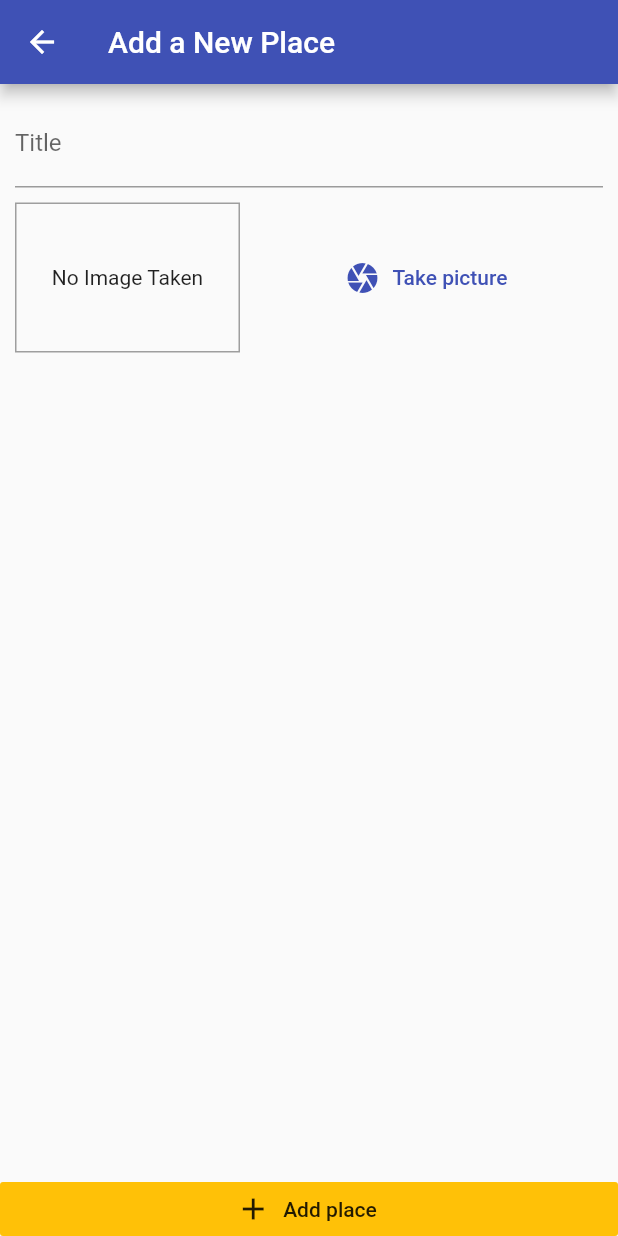
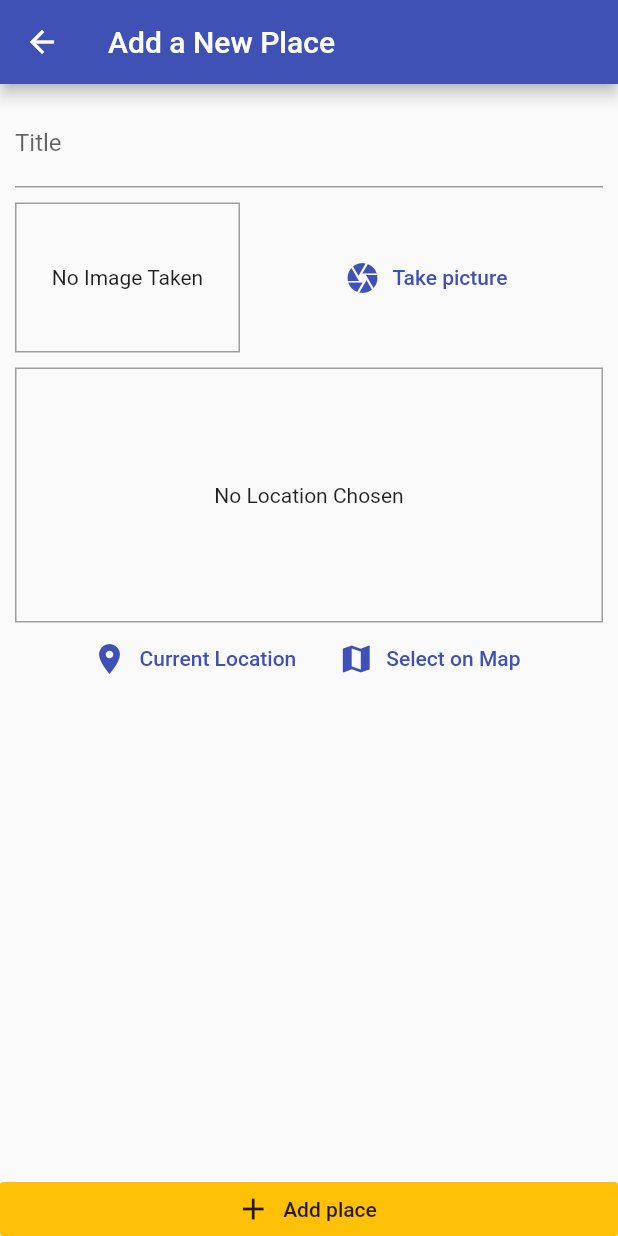
Before and after one commit to Yielonek/Greate_Places_App, a Flutter app: the AddPlaceScreen screen opened by its route, on a phone screen of 412 x 824 dp. Run offline on Flutter 3.47's test engine with Material 2 defaults, Android fonts, the phone set to English and light mode, and no system bars; our stand-ins replace image_picker, sqflite; accounts and stored records are empty.

Commit message:
Adding a Location Input & The "location" Package

```diff
--- a/lib/screens/add_place_screen.dart
+++ b/lib/screens/add_place_screen.dart
@@ -4,6 +4,7 @@ import 'package:flutter/material.dart';
 import '../widgets/image_input.dart';
 import 'package:provider/provider.dart';
 import '../providers/great_places.dart';
+import '../widgets/location_input.dart';
 
 class AddPlaceScreen extends StatefulWidget {
   static const routeName = '/add-place';
@@ -51,6 +52,10 @@ class _AddPlaceScreenState extends State<AddPlaceScreen> {
                       height: 10,
                     ),
                     ImageInput(_selectImage),
+                    SizedBox(
+                      height: 10,
+                    ),
+                    LocationInput(),
                   ],
                 ),
               ),
--- /dev/null
+++ b/lib/widgets/location_input.dart
@@ -0,0 +1,58 @@
+import 'package:flutter/material.dart';
+import 'package:flutter/rendering.dart';
+
+class LocationInput extends StatefulWidget {
+  @override
+  State<LocationInput> createState() => _LocationInputState();
+}
+
+class _LocationInputState extends State<LocationInput> {
+  String _previewImageUrl;
+
+  @override
+  Widget build(BuildContext context) {
+    return Column(
+      children: [
+        Container(
+          height: 170,
+          width: double.infinity,
+          alignment: Alignment.center,
+          decoration: BoxDecoration(
+            border: Border.all(width: 1, color: Colors.grey),
+          ),
+          child: _previewImageUrl == null
+              ? Text(
+                  'No Location Chosen',
+                  textAlign: TextAlign.center,
+                )
+              : Image.network(
+                  _previewImageUrl,
+                  fit: BoxFit.cover,
+                  width: double.infinity,
+                ),
+        ),
+        Row(
+          mainAxisAlignment: MainAxisAlignment.center,
+          children: [
+            FlatButton.icon(
+              icon: Icon(
+                Icons.location_on,
+              ),
+              label: Text('Current Location'),
+              textColor: Theme.of(context).primaryColor,
+              onLongPress: () {},
+            ),
+            FlatButton.icon(
+              icon: Icon(
+                Icons.map,
+              ),
+              label: Text('Select on Map'),
+              textColor: Theme.of(context).primaryColor,
+              onLongPress: () {},
+            ),
+          ],
+        )
+      ],
+    );
+  }
+}
--- a/pubspec.yaml
+++ b/pubspec.yaml
@@ -28,6 +28,7 @@ dependencies:
   path_provider: ^2.0.11
   path: ^1.8.1
   sqflite: ^1.1.5
+  location: ^4.2.0
 
 
   # The following adds the Cupertino Icons font to your application.
```
Also changed, not shown: pubspec.lock, 2 other files.
